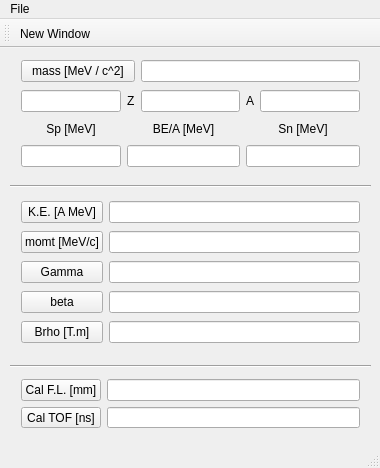
Old version of the form Qt/RelativisticKinematics/mainwindow.ui in the repository goluckyryan/programmings.
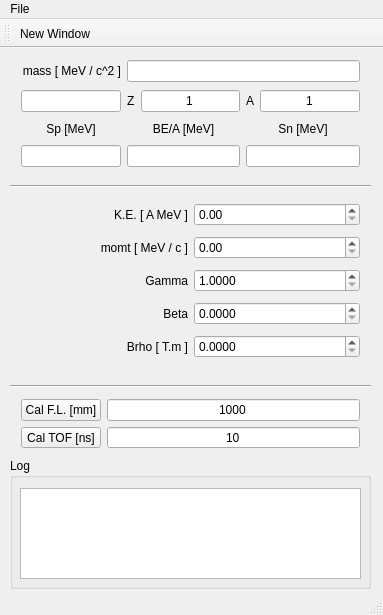
New version of the form.

Diff of the .ui file:
```diff
--- a/Qt/RelativisticKinematics/mainwindow.ui
+++ b/Qt/RelativisticKinematics/mainwindow.ui
@@ -6,8 +6,8 @@
    <rect>
     <x>0</x>
     <y>0</y>
-    <width>380</width>
-    <height>468</height>
+    <width>383</width>
+    <height>615</height>
    </rect>
   </property>
   <property name="windowTitle">
@@ -46,19 +46,6 @@
        </property>
       </widget>
      </item>
-     <item row="0" column="0" colspan="2">
-      <widget class="QPushButton" name="pushButton">
-       <property name="text">
-        <string>mass [MeV / c^2]</string>
-       </property>
-       <property name="autoDefault">
-        <bool>true</bool>
-       </property>
-       <property name="flat">
-        <bool>false</bool>
-       </property>
-      </widget>
-     </item>
      <item row="1" column="3">
       <widget class="QLabel" name="label_2">
        <property name="text">
@@ -101,6 +88,9 @@
      </item>
      <item row="1" column="2">
       <widget class="QLineEdit" name="lineEdit_Z">
+       <property name="text">
+        <string>1</string>
+       </property>
        <property name="alignment">
         <set>Qt::AlignCenter</set>
        </property>
@@ -151,24 +141,11 @@
        </property>
       </widget>
      </item>
-     <item row="0" column="2" colspan="3">
-      <widget class="QLineEdit" name="lineEdit_Mass">
-       <property name="enabled">
-        <bool>true</bool>
-       </property>
-       <property name="text">
-        <string/>
-       </property>
-       <property name="alignment">
-        <set>Qt::AlignCenter</set>
-       </property>
-       <property name="readOnly">
-        <bool>true</bool>
-       </property>
-      </widget>
-     </item>
      <item row="1" column="4">
       <widget class="QLineEdit" name="lineEdit_A">
+       <property name="text">
+        <string>1</string>
+       </property>
        <property name="alignment">
         <set>Qt::AlignCenter</set>
        </property>
@@ -190,6 +167,32 @@
        </property>
       </widget>
      </item>
+     <item row="0" column="0">
+      <widget class="QLabel" name="label_11">
+       <property name="text">
+        <string>mass [ MeV / c^2 ]</string>
+       </property>
+       <property name="alignment">
+        <set>Qt::AlignRight|Qt::AlignTrailing|Qt::AlignVCenter</set>
+       </property>
+      </widget>
+     </item>
+     <item row="0" column="1" colspan="4">
+      <widget class="QLineEdit" name="lineEdit_Mass">
+       <property name="enabled">
+        <bool>true</bool>
+       </property>
+       <property name="text">
+        <string/>
+       </property>
+       <property name="alignment">
+        <set>Qt::AlignCenter</set>
+       </property>
+       <property name="readOnly">
+        <bool>true</bool>
+       </property>
+      </widget>
+     </item>
     </layout>
    </widget>
    <widget class="QWidget" name="gridLayoutWidget_2">
@@ -198,119 +201,155 @@
       <x>10</x>
       <y>140</y>
       <width>361</width>
-      <height>173</height>
+      <height>188</height>
      </rect>
     </property>
     <layout class="QGridLayout" name="gridLayout_2">
+     <item row="3" column="1">
+      <widget class="QDoubleSpinBox" name="doubleSpinBox_Beta">
+       <property name="correctionMode">
+        <enum>QAbstractSpinBox::CorrectToNearestValue</enum>
+       </property>
+       <property name="decimals">
+        <number>4</number>
+       </property>
+       <property name="minimum">
+        <double>0.000000000000000</double>
+       </property>
+       <property name="maximum">
+        <double>1.000000000000000</double>
+       </property>
+       <property name="singleStep">
+        <double>0.000100000000000</double>
+       </property>
+       <property name="value">
+        <double>0.000000000000000</double>
+       </property>
+      </widget>
+     </item>
+     <item row="0" column="1">
+      <widget class="QDoubleSpinBox" name="doubleSpinBox_KEA">
+       <property name="accelerated">
+        <bool>true</bool>
+       </property>
+       <property name="correctionMode">
+        <enum>QAbstractSpinBox::CorrectToNearestValue</enum>
+       </property>
+       <property name="decimals">
+        <number>2</number>
+       </property>
+       <property name="maximum">
+        <double>100000.000000000000000</double>
+       </property>
+       <property name="singleStep">
+        <double>0.010000000000000</double>
+       </property>
+      </widget>
+     </item>
      <item row="2" column="1">
-      <widget class="QLineEdit" name="lineEdit_Gamma">
-       <property name="enabled">
-        <bool>true</bool>
+      <widget class="QDoubleSpinBox" name="doubleSpinBox_Gamma">
+       <property name="correctionMode">
+        <enum>QAbstractSpinBox::CorrectToNearestValue</enum>
+       </property>
+       <property name="decimals">
+        <number>4</number>
+       </property>
+       <property name="minimum">
+        <double>1.000000000000000</double>
+       </property>
+       <property name="maximum">
+        <double>1000000.000000000000000</double>
+       </property>
+       <property name="singleStep">
+        <double>0.000100000000000</double>
+       </property>
+      </widget>
+     </item>
+     <item row="4" column="1">
+      <widget class="QDoubleSpinBox" name="doubleSpinBox_Brho">
+       <property name="correctionMode">
+        <enum>QAbstractSpinBox::CorrectToNearestValue</enum>
+       </property>
+       <property name="decimals">
+        <number>4</number>
+       </property>
+       <property name="minimum">
+        <double>0.000000000000000</double>
+       </property>
+       <property name="maximum">
+        <double>100000.000000000000000</double>
+       </property>
+       <property name="singleStep">
+        <double>0.001000000000000</double>
+       </property>
+       <property name="value">
+        <double>0.000000000000000</double>
+       </property>
+      </widget>
+     </item>
+     <item row="1" column="1">
+      <widget class="QDoubleSpinBox" name="doubleSpinBox_momt">
+       <property name="correctionMode">
+        <enum>QAbstractSpinBox::CorrectToNearestValue</enum>
+       </property>
+       <property name="decimals">
+        <number>2</number>
+       </property>
+       <property name="maximum">
+        <double>1000000.000000000000000</double>
+       </property>
+       <property name="singleStep">
+        <double>0.010000000000000</double>
+       </property>
+      </widget>
+     </item>
+     <item row="1" column="0">
+      <widget class="QLabel" name="label_7">
+       <property name="text">
+        <string>momt [ MeV / c ]</string>
        </property>
        <property name="alignment">
-        <set>Qt::AlignCenter</set>
-       </property>
-       <property name="readOnly">
-        <bool>false</bool>
+        <set>Qt::AlignRight|Qt::AlignTrailing|Qt::AlignVCenter</set>
        </property>
       </widget>
      </item>
      <item row="2" column="0">
-      <widget class="QPushButton" name="pushButton_Gamma">
+      <widget class="QLabel" name="label_8">
        <property name="text">
         <string>Gamma</string>
        </property>
-      </widget>
-     </item>
-     <item row="0" column="1">
-      <widget class="QLineEdit" name="lineEdit_KE">
-       <property name="enabled">
-        <bool>true</bool>
-       </property>
        <property name="alignment">
-        <set>Qt::AlignCenter</set>
-       </property>
-       <property name="readOnly">
-        <bool>false</bool>
-       </property>
-      </widget>
-     </item>
-     <item row="3" column="1">
-      <widget class="QLineEdit" name="lineEdit_Beta">
-       <property name="enabled">
-        <bool>true</bool>
-       </property>
-       <property name="alignment">
-        <set>Qt::AlignCenter</set>
-       </property>
-       <property name="readOnly">
-        <bool>false</bool>
-       </property>
-      </widget>
-     </item>
-     <item row="1" column="0">
-      <widget class="QPushButton" name="pushButton_momt">
-       <property name="text">
-        <string>momt [MeV/c]</string>
-       </property>
-      </widget>
-     </item>
-     <item row="1" column="1">
-      <widget class="QLineEdit" name="lineEdit_momt">
-       <property name="enabled">
-        <bool>true</bool>
-       </property>
-       <property name="alignment">
-        <set>Qt::AlignCenter</set>
-       </property>
-       <property name="readOnly">
-        <bool>false</bool>
-       </property>
-      </widget>
-     </item>
-     <item row="0" column="0">
-      <widget class="QPushButton" name="pushButton_KE">
-       <property name="sizePolicy">
-        <sizepolicy hsizetype="Minimum" vsizetype="Fixed">
-         <horstretch>0</horstretch>
-         <verstretch>0</verstretch>
-        </sizepolicy>
-       </property>
-       <property name="autoFillBackground">
-        <bool>false</bool>
-       </property>
-       <property name="text">
-        <string>K.E. [A MeV]</string>
-       </property>
-       <property name="autoDefault">
-        <bool>true</bool>
+        <set>Qt::AlignRight|Qt::AlignTrailing|Qt::AlignVCenter</set>
        </property>
       </widget>
      </item>
      <item row="3" column="0">
-      <widget class="QPushButton" name="pushButton_Beta">
+      <widget class="QLabel" name="label_9">
        <property name="text">
-        <string>beta</string>
+        <string>Beta</string>
+       </property>
+       <property name="alignment">
+        <set>Qt::AlignRight|Qt::AlignTrailing|Qt::AlignVCenter</set>
        </property>
       </widget>
      </item>
      <item row="4" column="0">
-      <widget class="QPushButton" name="pushButton_Brho">
+      <widget class="QLabel" name="label_10">
        <property name="text">
-        <string>Brho [T.m]</string>
+        <string>Brho [ T.m ]</string>
+       </property>
+       <property name="alignment">
+        <set>Qt::AlignRight|Qt::AlignTrailing|Qt::AlignVCenter</set>
        </property>
       </widget>
      </item>
-     <item row="4" column="1">
-      <widget class="QLineEdit" name="lineEdit_Brho">
-       <property name="enabled">
-        <bool>true</bool>
+     <item row="0" column="0">
+      <widget class="QLabel" name="label_6">
+       <property name="text">
+        <string>K.E. [ A MeV ]</string>
        </property>
        <property name="alignment">
-        <set>Qt::AlignCenter</set>
-       </property>
-       <property name="readOnly">
-        <bool>false</bool>
+        <set>Qt::AlignRight|Qt::AlignTrailing|Qt::AlignVCenter</set>
        </property>
       </widget>
      </item>
@@ -333,7 +372,7 @@
     <property name="geometry">
      <rect>
       <x>10</x>
-      <y>310</y>
+      <y>330</y>
       <width>361</width>
       <height>16</height>
      </rect>
@@ -346,7 +385,7 @@
     <property name="geometry">
      <rect>
       <x>10</x>
-      <y>320</y>
+      <y>340</y>
       <width>361</width>
       <height>71</height>
      </rect>
@@ -357,6 +396,9 @@
        <property name="enabled">
         <bool>true</bool>
        </property>
+       <property name="text">
+        <string>1000</string>
+       </property>
        <property name="alignment">
         <set>Qt::AlignCenter</set>
        </property>
@@ -384,6 +426,9 @@
        <property name="enabled">
         <bool>true</bool>
        </property>
+       <property name="text">
+        <string>10</string>
+       </property>
        <property name="alignment">
         <set>Qt::AlignCenter</set>
        </property>
@@ -394,13 +439,50 @@
      </item>
     </layout>
    </widget>
+   <widget class="QGroupBox" name="groupBox">
+    <property name="geometry">
+     <rect>
+      <x>10</x>
+      <y>410</y>
+      <width>361</width>
+      <height>131</height>
+     </rect>
+    </property>
+    <property name="title">
+     <string>Log</string>
+    </property>
+    <widget class="QPlainTextEdit" name="plainTextEdit">
+     <property name="geometry">
+      <rect>
+       <x>10</x>
+       <y>30</y>
+       <width>341</width>
+       <height>91</height>
+      </rect>
+     </property>
+     <property name="font">
+      <font>
+       <family>Courier New</family>
+      </font>
+     </property>
+     <property name="verticalScrollBarPolicy">
+      <enum>Qt::ScrollBarAsNeeded</enum>
+     </property>
+     <property name="horizontalScrollBarPolicy">
+      <enum>Qt::ScrollBarAsNeeded</enum>
+     </property>
+     <property name="centerOnScroll">
+      <bool>false</bool>
+     </property>
+    </widget>
+   </widget>
   </widget>
   <widget class="QMenuBar" name="menuBar">
    <property name="geometry">
     <rect>
      <x>0</x>
      <y>0</y>
-     <width>380</width>
+     <width>383</width>
      <height>22</height>
     </rect>
    </property>
```
Left out of the diff: 1 changed line with no effect on the pictures.
